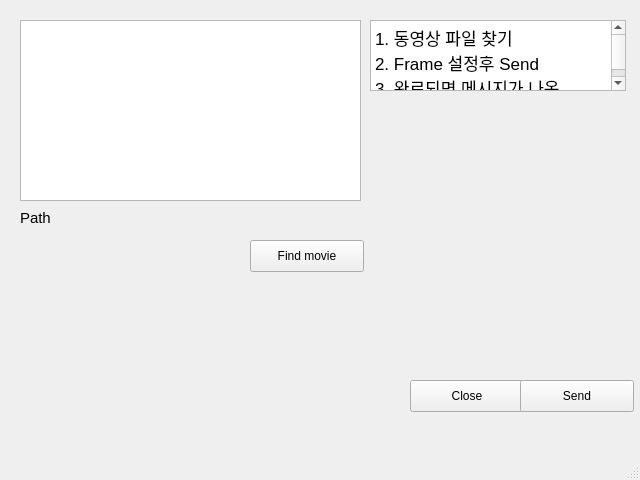
Above: winp/mainwindow.ui from soronto3603/simple-object-tracker before the change. Below: the same form after it.
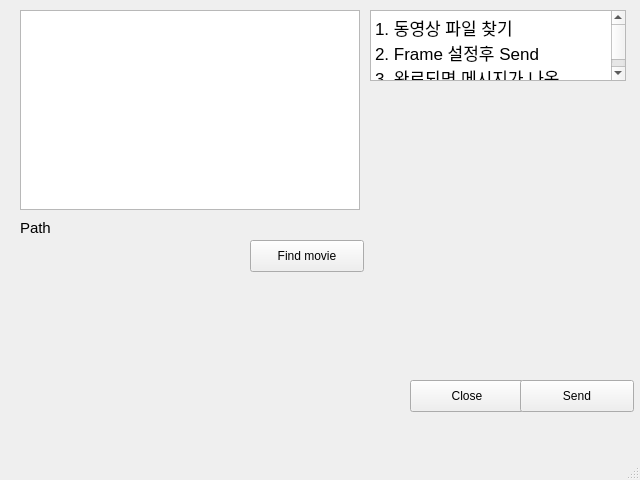
That is the form after the change.

Commit message: revise Form

```diff
--- a/winp/mainwindow.ui
+++ b/winp/mainwindow.ui
@@ -57,7 +57,7 @@
     <property name="geometry">
      <rect>
       <x>370</x>
-      <y>20</y>
+      <y>10</y>
       <width>256</width>
       <height>71</height>
      </rect>
@@ -79,9 +79,9 @@
     <property name="geometry">
      <rect>
       <x>20</x>
-      <y>20</y>
-      <width>341</width>
-      <height>181</height>
+      <y>10</y>
+      <width>340</width>
+      <height>200</height>
      </rect>
     </property>
    </widget>
@@ -89,7 +89,7 @@
     <property name="geometry">
      <rect>
       <x>20</x>
-      <y>210</y>
+      <y>220</y>
       <width>321</width>
       <height>16</height>
      </rect>
```
The commit also changes 3 other files.
